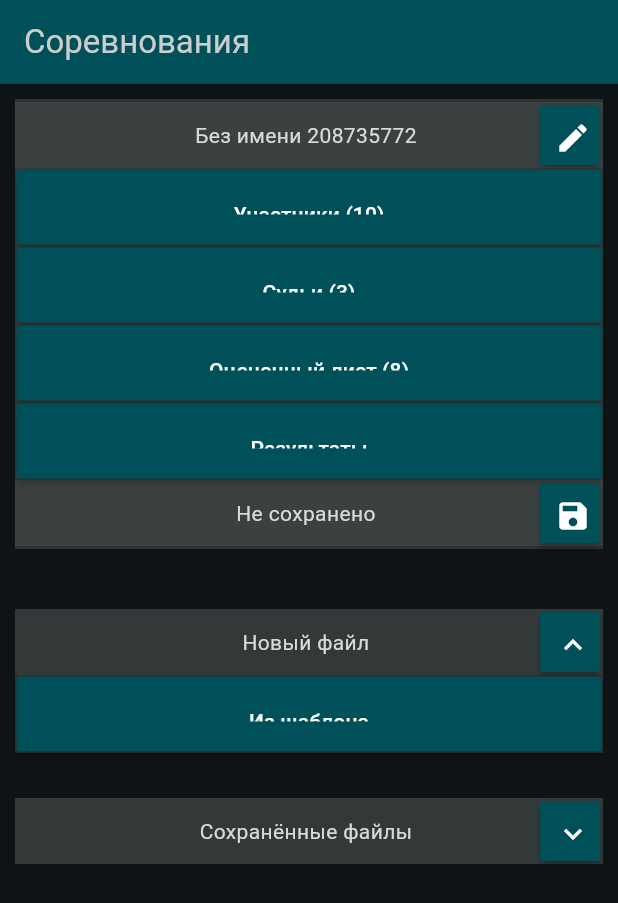
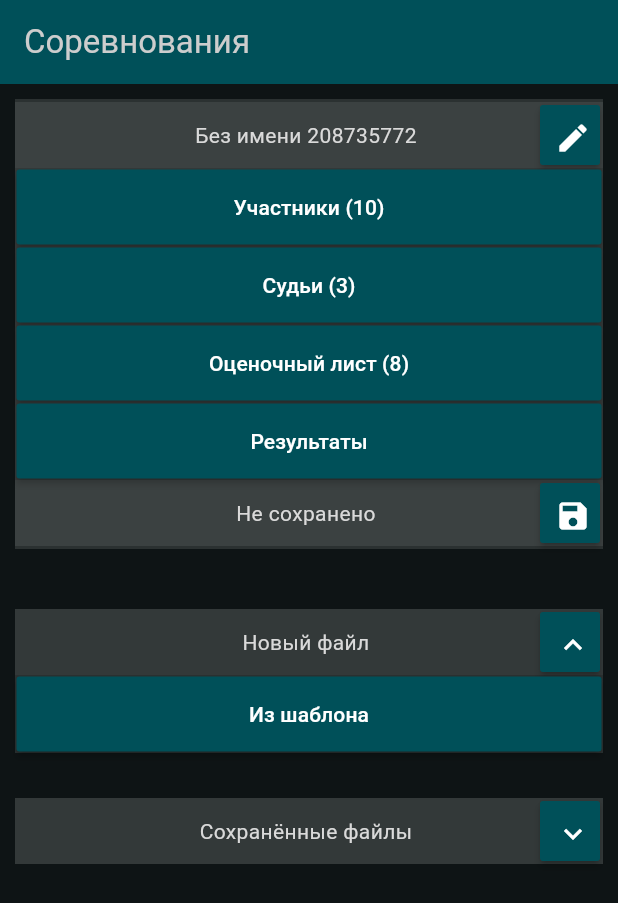
Before and after one commit to mihvotak/FreestyleCalc, a Flutter app: the screen it shows after launch, after a tap on the "expand more" icon, after a tap on "Из шаблона", on a phone screen of 412 x 824 dp. Shown: the top 903 px of the screen. Run offline on Flutter 3.47's test engine with Material 3 defaults, Android fonts, the phone set to English and light mode, and no system bars; our stand-ins replace shared_preferences.

Commit message:
Фикс для Android

```diff
--- a/freestyle_calculator/lib/Data/model.dart
+++ b/freestyle_calculator/lib/Data/model.dart
@@ -102,6 +102,7 @@ class Model extends ChangeNotifier {
 
   void loadSaves() async {
     try {
+      WidgetsFlutterBinding.ensureInitialized();
       prefs = await SharedPreferences.getInstance();
       String? json = prefs.getString(savedIdsKey);
       if (json != null && json != "")
@@ -111,14 +112,13 @@ class Model extends ChangeNotifier {
       }
      }
     catch(e){
-      setError(e.toString());
+      setError("loadSaves exception: $e");
     }
  }
 
   void saveCurrent() async {
     try{
       if (competition != null) {
-        bool walEmpty = saves.notes.isEmpty;
         CompetitionNote? note = saves.notes.firstWhereOrNull((n) => n.id == competition!.id);
         if (note == null) {
           note = CompetitionNote(competition!.id, competition!.name);
@@ -132,7 +132,7 @@ class Model extends ChangeNotifier {
         await prefs.setString(competition!.id, jsonEncode(competition!.toJson()));
         competition!.notifyChanged();
         competition!.saved.value = true;
-        if (walEmpty) notifyListeners();
+        notifyListeners();
       }
     }
     catch(e) {
--- a/freestyle_calculator/lib/Pages/elements.dart
+++ b/freestyle_calculator/lib/Pages/elements.dart
@@ -102,7 +102,7 @@ class LineButton extends StatelessWidget {
       constraints: BoxConstraints.expand(height: 50),
       margin: EdgeInsets.all(1),
       child: MaterialButton(
-        padding: EdgeInsets.all(20),
+        padding: EdgeInsets.symmetric(horizontal: 20),
         onPressed: onPressed,
         color: Theme.of(context).colorScheme.inversePrimary,
         child: Text(text),
--- a/freestyle_calculator/lib/Pages/pair_result_page.dart
+++ b/freestyle_calculator/lib/Pages/pair_result_page.dart
@@ -60,7 +60,7 @@ class PairResultPage extends StatelessWidget {
                             builder: (context, child) {
                               return Text(
                                 textAlign: .center,
-                                '${pair.judgesMarks[j].blocks[b].sum}',
+                                pair.judgesMarks[j].blocks[b].sum.toStringAsFixed(1),
                                 style: Theme.of(context).textTheme.bodySmall,
                               );
                             },
--- a/freestyle_calculator/lib/Pages/start_page.dart
+++ b/freestyle_calculator/lib/Pages/start_page.dart
@@ -126,7 +126,7 @@ class CompetitionWidget extends StatelessWidget {
                     value ? Expanded(
                       child: TextField(
                         controller: TextEditingController(text: competition.name),
-                        onChanged: (value) => competition.name = value,
+                        onChanged: (value) { competition.name = value; competition.saved.value = false;},
                       ),
                     ) :
                     Expanded(
```
